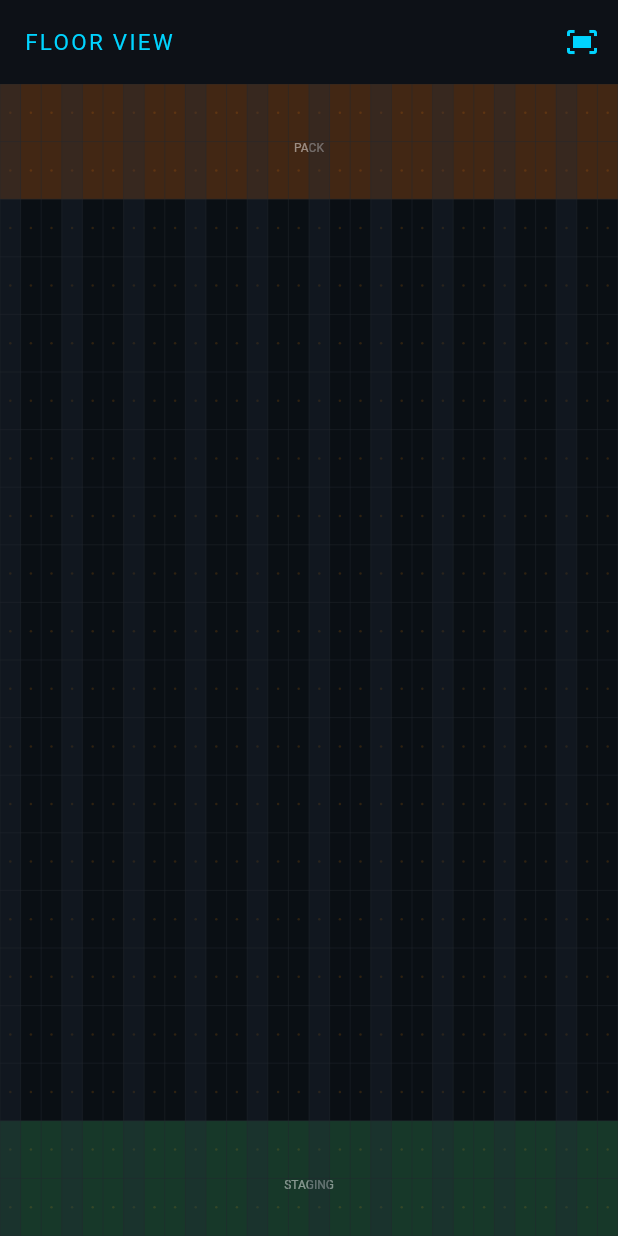
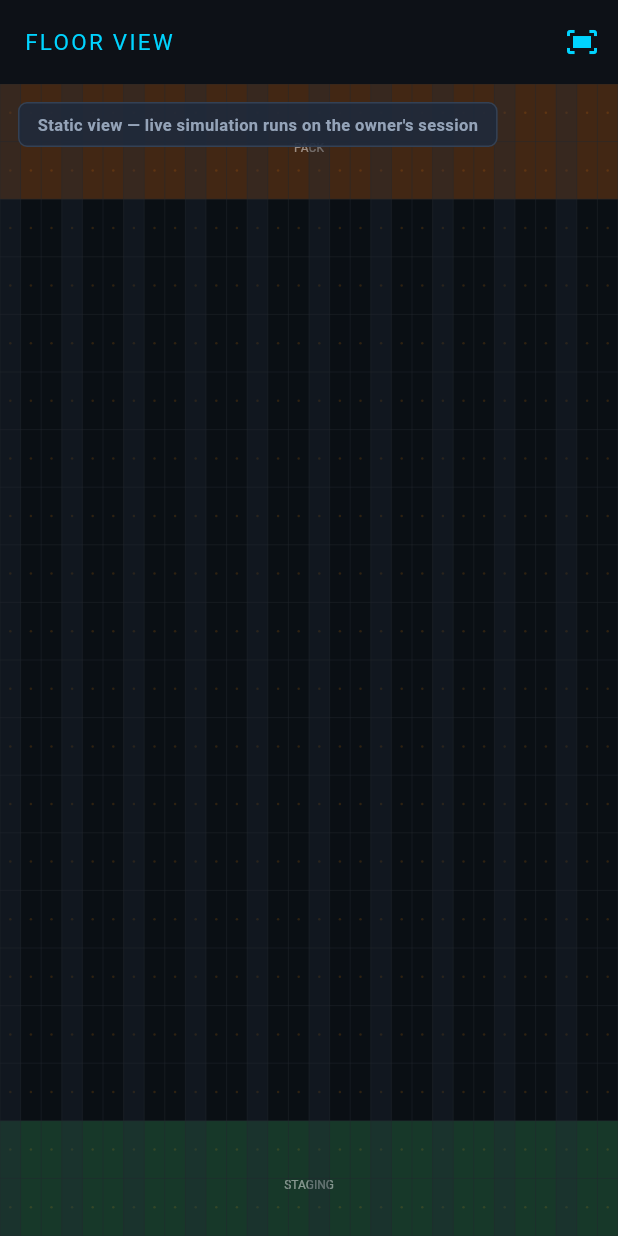
Before and after one commit to krishnavijayaram/WarehouseSimulator, a Flutter app: the FloorScreen screen opened by its route, on a phone screen of 412 x 824 dp. Run offline on Flutter 3.47's test engine with Material 3 defaults, Android fonts, the phone set to English and light mode, and no system bars; our stand-ins replace app_links, flutter_riverpod, go_router, google_fonts, shared_preferences; missing offline and left inert: dart:js_interop; accounts and stored records are empty; network calls fail; Roboto replaces fonts that are missing (Share Tech Mono).

Commit message:
feat(sim): owner-only live sim; everyone else gets a frozen static view
EX-safety by scoping: the live simulator and ALL its backend polling now run for
the single owner account (user.isPrivileged -> krishnavijayaram@gmail.com) only.
Every other visitor sees a static warehouse. This bounds all dynamic DB traffic
to ONE session, so one active user cannot exhaust the Postgres pool shared with
EventXplore ("one connection is enough").

Gated behind _isSimOwner in floor_screen:
- _launchSimulation      — no live sim for others (robots render static at spawns)
- _startHeartbeat        — no edit lock + no divergence polling for others
- _pollInboundTrucks     — no truck polling for others
- _pollDivergences       — no divergence polling for others
- hydrateFromBackend      — the one-shot Start-Ops backend fetch, both call sites
Plus a "Static view" banner for non-owners.

NOTE: a client-side gate is not a security boundary — the ENFORCED guarantee is
still the Postgres role CONNECTION LIMIT (EX_SAFETY_INFRA.md). This gate is what
makes the app quiet for everyone but the owner, so the enforced cap can be tiny.

analyze clean, 24 tests green.

Co-Authored-By: Claude Opus 4.8 <noreply@anthropic.com>

```diff
--- a/lib/screens/floor_screen.dart
+++ b/lib/screens/floor_screen.dart
@@ -174,6 +174,7 @@ class _FloorScreenState extends ConsumerState<FloorScreen>
   // ── Inbound truck polling ────────────────────────────────────────────────
 
   Future<void> _pollInboundTrucks() async {
+    if (!_isSimOwner) return; // static view for everyone else — no backend polling
     final cfg = ref.read(warehouseConfigProvider);
     if (cfg == null) {
       // Retry once more in case the config just loaded
@@ -224,6 +225,7 @@ class _FloorScreenState extends ConsumerState<FloorScreen>
   /// claim (or be denied) the edit lock, then repeats every 45 s.
   /// The backend LOCK_TTL_SECS = 60 s — 45 s keeps us comfortably inside it.
   Future<void> _startHeartbeat(WarehouseConfig config) async {
+    if (!_isSimOwner) return; // non-owners hold no edit lock and do no polling
     _stopHeartbeat(); // cancel any previous timer (e.g. after re-publish)
     _heartbeatWarehouseId = config.id;
     await _sendHeartbeat(config.id);
@@ -295,6 +297,7 @@ class _FloorScreenState extends ConsumerState<FloorScreen>
   }
 
   Future<void> _pollDivergences() async {
+    if (!_isSimOwner) return; // static view for everyone else — no backend polling
     final cfg = ref.read(warehouseConfigProvider);
     if (cfg == null) return;
     try {
@@ -327,10 +330,25 @@ class _FloorScreenState extends ConsumerState<FloorScreen>
     } catch (_) {}
   }
 
+  /// The LIVE simulator + all its backend polling run for the single owner
+  /// account only; every other visitor sees a frozen static view. This bounds all
+  /// dynamic DB traffic to one session — the deliberate EX-safety cap ("one
+  /// connection is enough"): one active user cannot exhaust the shared pool.
+  /// NOTE: a client-side gate is not a security boundary (the enforced guarantee
+  /// is still the Postgres role CONNECTION LIMIT); it is what makes the app quiet
+  /// for everyone else.
+  bool get _isSimOwner {
+    final auth = ref.read(authProvider);
+    return auth is AuthLoggedIn && auth.user.isPrivileged;
+  }
+
   /// Actually starts bots and the scout simulation. Separated so it can be
   /// called both from Start Operations (EDITOR path) and from a heartbeat
   /// that discovers the previous editor left.
   void _launchSimulation(WarehouseConfig config) {
+    // Only the owner runs the live sim; everyone else gets the static warehouse
+    // (no sim → robots render at their static spawns, nothing moves).
+    if (!_isSimOwner) return;
     final prevSim = ref.read(scoutSimulationProvider);
     prevSim?.dispose();
     final scout = RobotScoutSimulation(
@@ -865,6 +883,31 @@ class _FloorScreenState extends ConsumerState<FloorScreen>
                 ),
               ),
 
+            // ── Static-view banner ───────────────────────────────────────────
+            // Non-owners see a frozen warehouse (no live sim, no polling) so all
+            // dynamic DB traffic stays on the owner's single session.
+            if (!_isSimOwner)
+              Positioned(
+                top: 12,
+                left: 12,
+                child: Container(
+                  padding:
+                      const EdgeInsets.symmetric(horizontal: 12, vertical: 6),
+                  decoration: BoxDecoration(
+                    color: const Color(0xFF1E293B).withAlpha(230),
+                    borderRadius: BorderRadius.circular(6),
+                    border: Border.all(color: const Color(0xFF334155)),
+                  ),
+                  child: const Text(
+                    'Static view — live simulation runs on the owner\'s session',
+                    style: TextStyle(
+                        fontSize: 11,
+                        color: Color(0xFF94A3B8),
+                        fontWeight: FontWeight.w600),
+                  ),
+                ),
+              ),
+
             // ── Hover tooltip ────────────────────────────────────────────────
             if (_hoverLocal != null)
               _buildHoverTooltip(frame, config, displayRobots),
@@ -993,7 +1036,9 @@ class _FloorScreenState extends ConsumerState<FloorScreen>
                       PalletPutawayController(config: config, ref: ref);
 
                   // Hydrate robot cargo from backend
-                  ref.read(robotCargoProvider.notifier).hydrateFromBackend();
+                  if (_isSimOwner) {
+                    ref.read(robotCargoProvider.notifier).hydrateFromBackend();
+                  }
 
                   // Claim the edit lock via heartbeat first.
                   // EDITOR → launch bots immediately.
@@ -1235,7 +1280,9 @@ class _FloorScreenState extends ConsumerState<FloorScreen>
               PalletPutawayController(config: config, ref: ref);
 
           // Hydrate robot cargo from backend (transactional source of truth)
-          ref.read(robotCargoProvider.notifier).hydrateFromBackend();
+          if (_isSimOwner) {
+            ref.read(robotCargoProvider.notifier).hydrateFromBackend();
+          }
 
           await _startHeartbeat(config);
           final access = ref.read(editAccessProvider);
```
